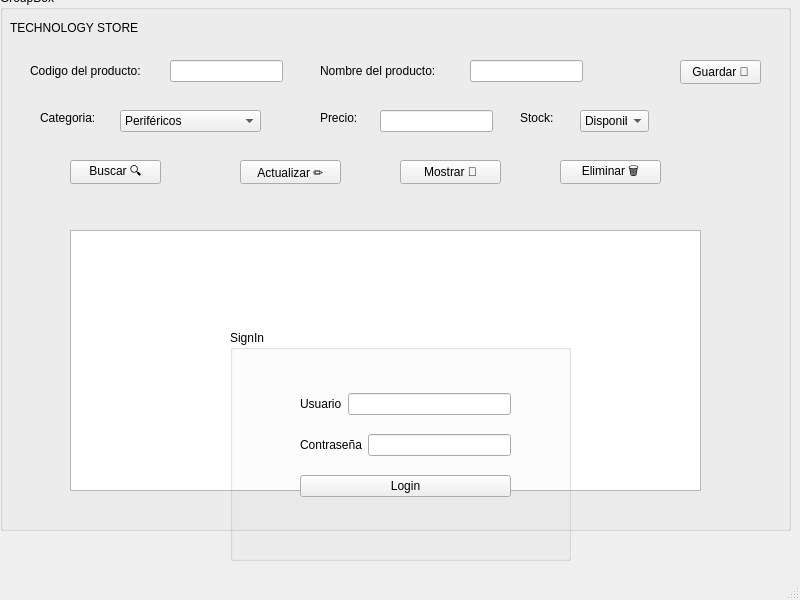
Before: the Qt Designer form mainwindow.ui in Milka-Borja/Control_inventario, drawn with Qt 5.
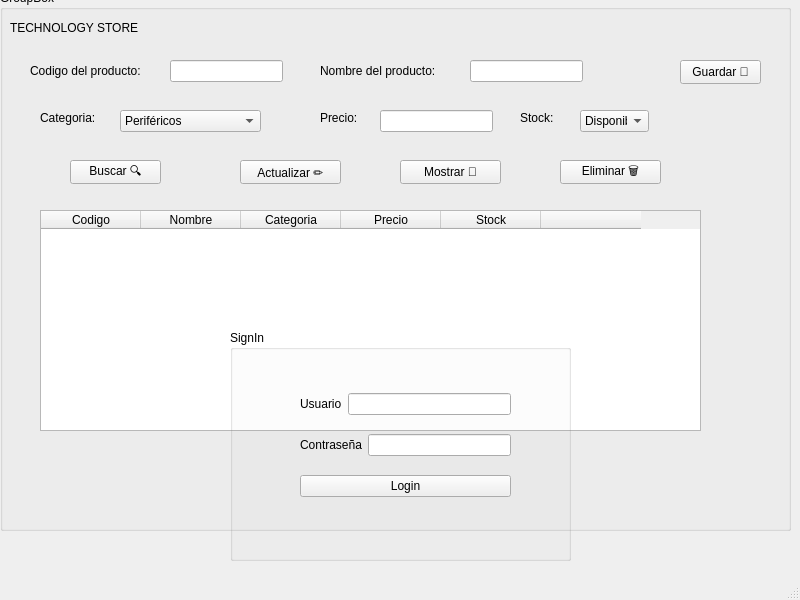
After: the same form once the commit is applied.

Commit message: Cambie el textedit para mostrar los productos por una tabla

```diff
--- a/mainwindow.ui
+++ b/mainwindow.ui
@@ -279,15 +279,45 @@
       <string>TECHNOLOGY STORE</string>
      </property>
     </widget>
-    <widget class="QTextEdit" name="mostrar_produ">
+    <widget class="QTableWidget" name="tabla_productos">
      <property name="geometry">
       <rect>
-       <x>70</x>
-       <y>240</y>
-       <width>631</width>
-       <height>261</height>
+       <x>40</x>
+       <y>220</y>
+       <width>661</width>
+       <height>221</height>
       </rect>
      </property>
+     <column>
+      <property name="text">
+       <string>Codigo</string>
+      </property>
+     </column>
+     <column>
+      <property name="text">
+       <string>Nombre</string>
+      </property>
+     </column>
+     <column>
+      <property name="text">
+       <string>Categoria</string>
+      </property>
+     </column>
+     <column>
+      <property name="text">
+       <string>Precio</string>
+      </property>
+     </column>
+     <column>
+      <property name="text">
+       <string>Stock</string>
+      </property>
+     </column>
+     <column>
+      <property name="text">
+       <string/>
+      </property>
+     </column>
     </widget>
    </widget>
    <widget class="QGroupBox" name="groupBox">
```
The commit also changes 7 other files.
